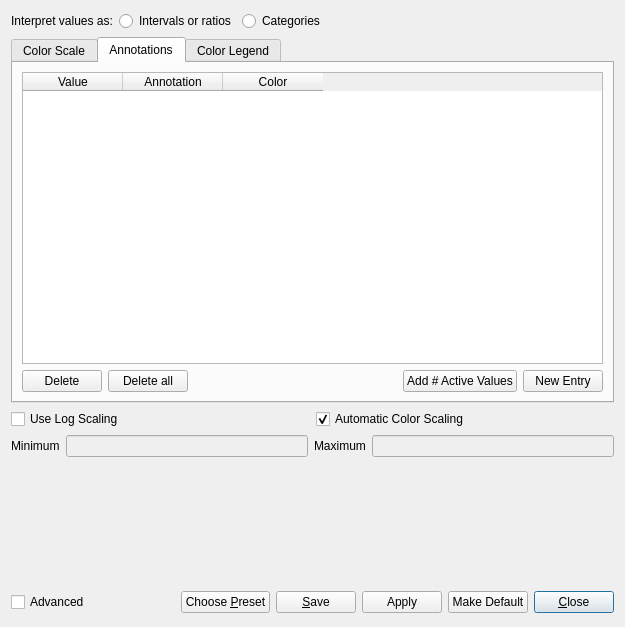
Old version of the form Qt/Components/Resources/UI/pqColorScaleDialog.ui in the repository Kitware/ParaView.
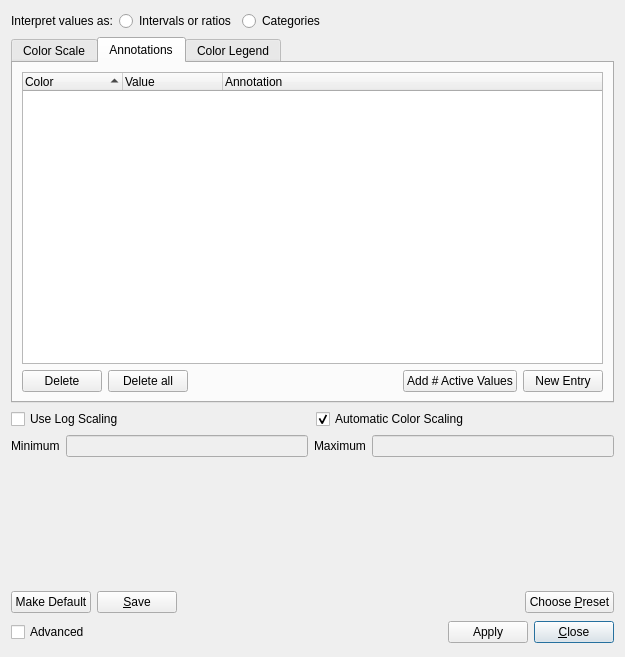
New version of the form. The open tabs and pages were chosen to show the change. Custom widgets are drawn as their Qt base class.

Commit message:
Switch annotations to use a `QTreeWidget`.
`QTableWidget` would not allow row-like behavior and
`QListWidget` would not allow multiple columns.
The "tree" is very simple: everything is on the top level.

This commit also includes a lot of debug output that
will need to be removed.

Patch:
```diff
--- a/Qt/Components/Resources/UI/pqColorScaleDialog.ui
+++ b/Qt/Components/Resources/UI/pqColorScaleDialog.ui
@@ -7,7 +7,7 @@
     <x>0</x>
     <y>0</y>
     <width>625</width>
-    <height>627</height>
+    <height>657</height>
    </rect>
   </property>
   <property name="windowTitle">
@@ -447,19 +447,33 @@
       </attribute>
       <layout class="QVBoxLayout" name="verticalLayout_6">
        <item>
-        <widget class="QTableWidget" name="AnnotationTable">
-         <property name="dragDropOverwriteMode">
-          <bool>true</bool>
-         </property>
+        <widget class="QTreeWidget" name="AnnotationTree">
          <property name="dragDropMode">
           <enum>QAbstractItemView::InternalMove</enum>
          </property>
          <property name="alternatingRowColors">
           <bool>true</bool>
          </property>
+         <property name="rootIsDecorated">
+          <bool>false</bool>
+         </property>
+         <property name="uniformRowHeights">
+          <bool>true</bool>
+         </property>
          <property name="sortingEnabled">
           <bool>true</bool>
          </property>
+         <property name="allColumnsShowFocus">
+          <bool>true</bool>
+         </property>
+         <property name="columnCount">
+          <number>3</number>
+         </property>
+         <column>
+          <property name="text">
+           <string>Color</string>
+          </property>
+         </column>
          <column>
           <property name="text">
            <string>Value</string>
@@ -470,11 +484,6 @@
            <string>Annotation</string>
           </property>
          </column>
-         <column>
-          <property name="text">
-           <string>Color</string>
-          </property>
-         </column>
         </widget>
        </item>
        <item>
@@ -1120,6 +1129,50 @@
      </property>
     </spacer>
    </item>
+   <item>
+    <layout class="QHBoxLayout" name="horizontalLayout_3">
+     <item>
+      <widget class="QPushButton" name="MakeDefaultButton">
+       <property name="text">
+        <string>Make Default</string>
+       </property>
+      </widget>
+     </item>
+     <item>
+      <widget class="QPushButton" name="SaveButton">
+       <property name="whatsThis">
+        <string>Click this button to save the current color map as a preset.</string>
+       </property>
+       <property name="text">
+        <string>&amp;Save</string>
+       </property>
+      </widget>
+     </item>
+     <item>
+      <spacer name="horizontalSpacer_2">
+       <property name="orientation">
+        <enum>Qt::Horizontal</enum>
+       </property>
+       <property name="sizeHint" stdset="0">
+        <size>
+         <width>40</width>
+         <height>20</height>
+        </size>
+       </property>
+      </spacer>
+     </item>
+     <item>
+      <widget class="QPushButton" name="PresetButton">
+       <property name="whatsThis">
+        <string>Click this button to change the color map to a preset.</string>
+       </property>
+       <property name="text">
+        <string>Choose &amp;Preset</string>
+       </property>
+      </widget>
+     </item>
+    </layout>
+   </item>
    <item>
     <layout class="QHBoxLayout" name="ModelessButtonPanel">
      <item>
@@ -1142,39 +1195,6 @@
        </property>
       </spacer>
      </item>
-     <item>
-      <widget class="QPushButton" name="PresetButton">
-       <property name="whatsThis">
-        <string>Click this button to change the color map to a preset.</string>
-       </property>
-       <property name="text">
-        <string>Choose &amp;Preset</string>
-       </property>
-      </widget>
-     </item>
-     <item>
-      <widget class="QPushButton" name="SaveButton">
-       <property name="whatsThis">
-        <string>Click this button to save the current color map as a preset.</string>
-       </property>
-       <property name="text">
-        <string>&amp;Save</string>
-       </property>
-      </widget>
-     </item>
-     <item>
-      <spacer name="horizontalSpacer_2">
-       <property name="orientation">
-        <enum>Qt::Horizontal</enum>
-       </property>
-       <property name="sizeHint" stdset="0">
-        <size>
-         <width>40</width>
-         <height>20</height>
-        </size>
-       </property>
-      </spacer>
-     </item>
      <item>
       <widget class="QPushButton" name="pushButtonApply">
        <property name="text">
@@ -1182,13 +1202,6 @@
        </property>
       </widget>
      </item>
-     <item>
-      <widget class="QPushButton" name="MakeDefaultButton">
-       <property name="text">
-        <string>Make Default</string>
-       </property>
-      </widget>
-     </item>
      <item>
       <widget class="QPushButton" name="CloseButton">
        <property name="text">
```
Left out of the diff: 7 changed lines with no effect on the pictures. The commit also changes 2 other files.
